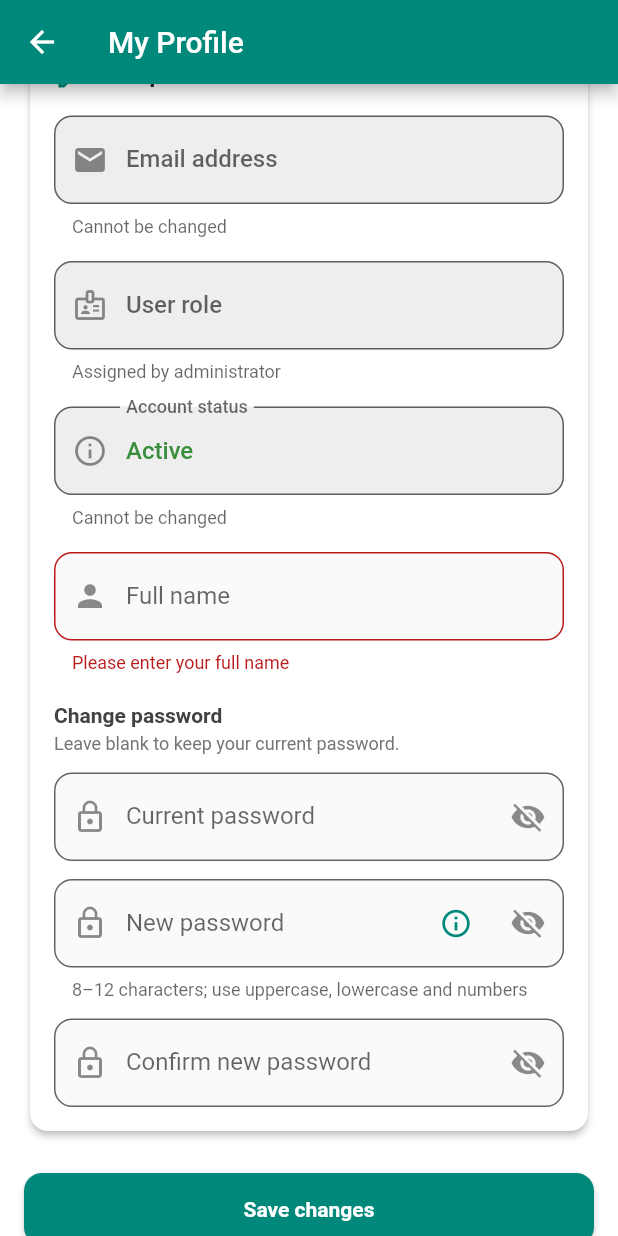
After one commit to ksrajith/foodesk, a Flutter app: the ProfileScreen screen opened by its route, scrolled down 291 dp, after a tap on "Save changes", on a phone screen of 412 x 824 dp. The commit adds this screen. Run offline on Flutter 3.47's test engine with Material 3 defaults, Android fonts, the phone set to English and light mode, and no system bars; our stand-ins replace cloud_firestore, cloud_functions, firebase_auth, firebase_core, firebase_messaging, firebase_storage and 5 more; accounts and stored records are empty; network calls fail.

Commit message:
added profile

```diff
--- a/lib/core/app_constants.dart
+++ b/lib/core/app_constants.dart
@@ -14,6 +14,7 @@ class AppConstants {
   static const String routeLogin = '/';
   static const String routeForgotPassword = '/forgot-password';
   static const String routeChangePassword = '/change-password';
+  static const String routeProfile = '/profile';
   static const String routeAdminDashboard = '/admin-dashboard';
   static const String routeAdminPendingRegistrations = '/admin-pending-registrations';
   static const String routeAdminRegistrationHistory = '/admin-registration-history';
--- a/lib/main.dart
+++ b/lib/main.dart
@@ -27,6 +27,7 @@ import 'screens/supplier_late_orders_screen.dart';
 import 'screens/customer_dashboard.dart';
 import 'screens/customer_order_history_screen.dart';
 import 'screens/pool_screen.dart';
+import 'screens/profile_screen.dart';
 
 Future<void> main() async {
   WidgetsFlutterBinding.ensureInitialized();
@@ -122,6 +123,7 @@ class MyApp extends StatelessWidget {
           final forced = args is bool ? args : false;
           return ChangePasswordScreen(isForced: forced);
         },
+        '/profile': (context) => const ProfileScreen(),
         '/admin-dashboard': (context) => const AdminDashboard(),
         '/admin-pending-registrations': (context) => const AdminPendingRegistrations(),
         '/admin-registration-history': (context) => const AdminRegistrationHistoryScreen(),
--- a/lib/screens/admin_dashboard.dart
+++ b/lib/screens/admin_dashboard.dart
@@ -35,6 +35,11 @@ class AdminDashboard extends StatelessWidget {
         backgroundColor: Colors.teal.shade600,
         foregroundColor: Colors.white,
         actions: [
+          IconButton(
+            icon: const Icon(Icons.person_outline),
+            tooltip: 'My profile',
+            onPressed: () => Navigator.pushNamed(context, '/profile'),
+          ),
           IconButton(
             icon: const Icon(Icons.logout),
             onPressed: () => signOutAndGoToLogin(context),
--- a/lib/screens/change_password_screen.dart
+++ b/lib/screens/change_password_screen.dart
@@ -1,6 +1,7 @@
 import 'package:firebase_auth/firebase_auth.dart';
 import 'package:cloud_firestore/cloud_firestore.dart';
 import 'package:flutter/material.dart';
+import '../utils/password_policy.dart';
 import '../utils/screen_helpers.dart';
 
 /// Change password (voluntary or forced after admin reset).
@@ -31,16 +32,17 @@ class _ChangePasswordScreenState extends State<ChangePasswordScreen> {
 
   String? _validatePassword(String? value) {
     if (value == null || value.isEmpty) return 'Please enter a new password';
-    if (value.length < 8) return 'Password must be at least 8 characters';
-    if (!RegExp(r'[A-Z]').hasMatch(value)) return 'Include at least one uppercase letter';
-    if (!RegExp(r'[a-z]').hasMatch(value)) return 'Include at least one lowercase letter';
-    if (!RegExp(r'[0-9]').hasMatch(value)) return 'Include at least one number';
-    return null;
+    return validateRegistrationPassword(value);
   }
 
   /// Updates Auth password and clears forced-reset flags on `users/{uid}`.
   Future<void> _save() async {
     if (!_formKey.currentState!.validate()) return;
+    final policyError = validateRegistrationPassword(_newPasswordController.text);
+    if (policyError != null) {
+      showAppSnackBar(context, message: policyError, backgroundColor: Colors.orange);
+      return;
+    }
     final user = FirebaseAuth.instance.currentUser;
     if (user == null) return;
     setState(() => _saving = true);
@@ -106,7 +108,7 @@ class _ChangePasswordScreenState extends State<ChangePasswordScreen> {
                         Text(
                           widget.isForced
                               ? 'You are using an admin-reset password. Change it now to continue.'
-                              : 'Enter a strong password with uppercase, lowercase, and number.',
+                              : '8–12 characters; use uppercase, lowercase and numbers.',
                           textAlign: TextAlign.center,
                           style: TextStyle(color: Colors.grey.shade600),
                         ),
@@ -117,9 +119,21 @@ class _ChangePasswordScreenState extends State<ChangePasswordScreen> {
                           decoration: InputDecoration(
                             labelText: 'New password',
                             prefixIcon: const Icon(Icons.lock),
-                            suffixIcon: IconButton(
-                              onPressed: () => setState(() => _obscureNew = !_obscureNew),
-                              icon: Icon(_obscureNew ? Icons.visibility_off : Icons.visibility),
+                            helperText: '8–12 characters; use uppercase, lowercase and numbers',
+                            helperMaxLines: 2,
+                            suffixIcon: Row(
+                              mainAxisSize: MainAxisSize.min,
+                              children: [
+                                IconButton(
+                                  icon: Icon(Icons.info_outline, size: 22, color: Colors.teal.shade600),
+                                  onPressed: () => showPasswordPolicyDialog(context),
+                                  tooltip: 'Password policy',
+                                ),
+                                IconButton(
+                                  onPressed: () => setState(() => _obscureNew = !_obscureNew),
+                                  icon: Icon(_obscureNew ? Icons.visibility_off : Icons.visibility),
+                                ),
+                              ],
                             ),
                             border: OutlineInputBorder(borderRadius: BorderRadius.circular(12)),
                           ),
--- a/lib/screens/customer_dashboard.dart
+++ b/lib/screens/customer_dashboard.dart
@@ -66,6 +66,11 @@ class _CustomerDashboardState extends State<CustomerDashboard> {
         backgroundColor: Colors.teal.shade600,
         foregroundColor: Colors.white,
         actions: [
+          IconButton(
+            icon: const Icon(Icons.person_outline),
+            tooltip: 'My profile',
+            onPressed: () => Navigator.pushNamed(context, '/profile'),
+          ),
           IconButton(
             icon: const Icon(Icons.notifications_active),
             tooltip: 'Test notification',
--- /dev/null
+++ b/lib/screens/profile_screen.dart
@@ -0,0 +1,489 @@
+import 'package:cloud_firestore/cloud_firestore.dart';
+import 'package:firebase_auth/firebase_auth.dart';
+import 'package:flutter/material.dart';
+import '../core/app_constants.dart';
+import '../utils/date_time_utils.dart';
+import '../utils/password_policy.dart';
+import '../utils/screen_helpers.dart';
+
+/// Profile for any signed-in role: view account/registration info; update name and password.
+class ProfileScreen extends StatefulWidget {
+  const ProfileScreen({Key? key}) : super(key: key);
+
+  @override
+  State<ProfileScreen> createState() => _ProfileScreenState();
+}
+
+class _ProfileScreenState extends State<ProfileScreen> {
+  final _formKey = GlobalKey<FormState>();
+  final _nameController = TextEditingController();
+  final _currentPasswordController = TextEditingController();
+  final _newPasswordController = TextEditingController();
+  final _confirmPasswordController = TextEditingController();
+
+  bool _saving = false;
+  bool _obscureCurrent = true;
+  bool _obscureNew = true;
+  bool _obscureConfirm = true;
+  bool _nameInitialized = false;
+
+  @override
+  void dispose() {
+    _nameController.dispose();
+    _currentPasswordController.dispose();
+    _newPasswordController.dispose();
+    _confirmPasswordController.dispose();
+    super.dispose();
+  }
+
+  String? _validateName(String? value) {
+    if (value == null || value.trim().isEmpty) return 'Please enter your full name';
+    return null;
+  }
+
+  String? _validateNewPassword(String? value) {
+    if (!_wantsPasswordChange) return null;
+    if (value == null || value.isEmpty) return 'Please enter a new password';
+    return validateRegistrationPassword(value);
+  }
+
+  bool get _wantsPasswordChange {
+    final current = _currentPasswordController.text;
+    final newPw = _newPasswordController.text;
+    final confirm = _confirmPasswordController.text;
+    return current.isNotEmpty || newPw.isNotEmpty || confirm.isNotEmpty;
+  }
+
+  Future<void> _saveProfile({
+    required String uid,
+    required String? currentName,
+    required String email,
+  }) async {
+    if (!_formKey.currentState!.validate()) return;
+
+    final user = FirebaseAuth.instance.currentUser;
+    if (user == null) return;
+
+    final newName = _nameController.text.trim();
+    final nameChanged = newName != (currentName ?? '').trim();
+
+    if (!nameChanged && !_wantsPasswordChange) {
+      showAppSnackBar(context, message: 'No changes to save.');
+      return;
+    }
+
+    if (_wantsPasswordChange) {
+      if (email.isEmpty || !email.contains('@')) {
+        showAppSnackBar(context, message: 'Cannot change password: no email on this account.', backgroundColor: Colors.red);
+        return;
+      }
+      if (_currentPasswordController.text.isEmpty) {
+        showAppSnackBar(context, message: 'Enter your current password to change it.', backgroundColor: Colors.orange);
+        return;
+      }
+      if (_newPasswordController.text.isEmpty || _confirmPasswordController.text.isEmpty) {
+        showAppSnackBar(context, message: 'Enter and confirm your new password.', backgroundColor: Colors.orange);
+        return;
+      }
+      final policyError = validateRegistrationPassword(_newPasswordController.text);
+      if (policyError != null) {
+        showAppSnackBar(context, message: policyError, backgroundColor: Colors.orange);
+        return;
+      }
+    }
+
+    setState(() => _saving = true);
+    try {
+      if (_wantsPasswordChange) {
+        final credential = EmailAuthProvider.credential(
+          email: user.email ?? email,
+          password: _currentPasswordController.text,
+        );
+        await user.reauthenticateWithCredential(credential);
+        await user.updatePassword(_newPasswordController.text);
+        await FirebaseFirestore.instance.collection(AppConstants.collectionUsers).doc(uid).set({
+          'mustChangePassword': false,
+          'passwordResetAt': null,
+          'passwordResetBy': null,
+          'updatedAt': FieldValue.serverTimestamp(),
+        }, SetOptions(merge: true));
+        _currentPasswordController.clear();
+        _newPasswordController.clear();
+        _confirmPasswordController.clear();
+      }
+
+      if (nameChanged) {
+        await user.updateDisplayName(newName);
+        await FirebaseFirestore.instance.collection(AppConstants.collectionUsers).doc(uid).set({
+          'name': newName,
+          'updatedAt': FieldValue.serverTimestamp(),
+        }, SetOptions(merge: true));
+      }
+
+      if (!mounted) return;
+      showAppSnackBar(context, message: 'Profile updated successfully.', backgroundColor: Colors.green);
+    } on FirebaseAuthException catch (e) {
+      if (!mounted) return;
+      final msg = e.code == 'wrong-password'
+          ? 'Current password is incorrect.'
+          : e.code == 'requires-recent-login'
+              ? 'Please sign out, sign in again, then retry.'
+              : (e.message ?? 'Failed to update profile');
+      showAppSnackBar(context, message: msg, backgroundColor: Colors.red);
+    } catch (e) {
+      if (!mounted) return;
+      showAppSnackBar(context, message: 'Failed: $e', backgroundColor: Colors.red);
+    } finally {
+      if (mounted) setState(() => _saving = false);
+    }
+  }
+
+  @override
+  Widget build(BuildContext context) {
+    final authUser = FirebaseAuth.instance.currentUser;
+    if (authUser == null) {
+      return Scaffold(
+        appBar: AppBar(title: const Text('Profile'), backgroundColor: Colors.teal.shade600, foregroundColor: Colors.white),
+        body: const Center(child: Text('Not signed in')),
+      );
+    }
+
+    final uid = authUser.uid;
+    final authEmail = authUser.email ?? '—';
+
+    return Scaffold(
+      appBar: AppBar(
+        title: const Text('My Profile'),
+        backgroundColor: Colors.teal.shade600,
+        foregroundColor: Colors.white,
+      ),
+      body: StreamBuilder<DocumentSnapshot<Map<String, dynamic>>>(
+        stream: FirebaseFirestore.instance.collection(AppConstants.collectionUsers).doc(uid).snapshots(),
+        builder: (context, userSnap) {
+          if (userSnap.connectionState == ConnectionState.waiting && !userSnap.hasData) {
+            return const Center(child: CircularProgressIndicator());
+          }
+
+          final userData = userSnap.data?.data();
+          final name = userData?['name'] as String? ?? authUser.displayName ?? '';
+          if (!_nameInitialized) {
+            _nameController.text = name;
+            _nameInitialized = true;
+          }
+
+          final role = (userData?['role'] as String?) ?? 'Customer';
+          final accountStatus = _formatAccountStatus(userData?['accountStatus'] as String?);
+
+          return StreamBuilder<DocumentSnapshot<Map<String, dynamic>>>(
+            stream: FirebaseFirestore.instance.collection(AppConstants.collectionRegistrationRequests).doc(uid).snapshots(),
+            builder: (context, regSnap) {
+              final regData = regSnap.data?.exists == true ? regSnap.data!.data() : null;
+
+              return SingleChildScrollView(
+                padding: const EdgeInsets.all(16),
+                child: Form(
+                  key: _formKey,
+                  child: Column(
+                    crossAxisAlignment: CrossAxisAlignment.stretch,
+                    children: [
+                      _sectionCard(
+                        title: 'Registration details',
+                        icon: Icons.assignment_outlined,
+                        children: _registrationRows(regData),
+                      ),
+                      const SizedBox(height: 16),
+                      _sectionCard(
+                        title: 'Edit profile',
+                        icon: Icons.edit_outlined,
+                        children: [
+                          _readonlyFormField(
+                            label: 'Email address',
+                            value: authEmail,
+                            icon: Icons.email,
+                            helperText: 'Cannot be changed',
+                          ),
+                          const SizedBox(height: 16),
+                          _readonlyFormField(
+                            label: 'User role',
+                            value: role,
+                            icon: Icons.badge_outlined,
+                            helperText: 'Assigned by administrator',
+                            valueColor: Colors.teal.shade800,
+                          ),
+                          const SizedBox(height: 16),
+                          _readonlyFormField(
+                            label: 'Account status',
+                            value: accountStatus,
+                            icon: Icons.info_outline,
+                            helperText: 'Cannot be changed',
+                            valueColor: _statusColor(accountStatus),
+                          ),
+                          const SizedBox(height: 16),
+                          TextFormField(
+                            controller: _nameController,
+                            textCapitalization: TextCapitalization.words,
+                            decoration: InputDecoration(
+                              labelText: 'Full name',
+                              prefixIcon: const Icon(Icons.person),
+                              border: OutlineInputBorder(borderRadius: BorderRadius.circular(12)),
+                              filled: true,
+                              fillColor: Colors.grey.shade50,
+                            ),
+                            validator: _validateName,
+                          ),
+                          const SizedBox(height: 20),
+                          Text('Change password', style: TextStyle(fontWeight: FontWeight.w600, color: Colors.grey.shade800)),
+                          const SizedBox(height: 4),
+                          Text(
+                            'Leave blank to keep your current password.',
+                            style: TextStyle(fontSize: 12, color: Colors.grey.shade600),
+                          ),
+                          const SizedBox(height: 12),
+                          TextFormField(
+                            controller: _currentPasswordController,
+                            obscureText: _obscureCurrent,
+                            decoration: _passwordDecoration(
+                              label: 'Current password',
+                              obscure: _obscureCurrent,
+                              onToggle: () => setState(() => _obscureCurrent = !_obscureCurrent),
+                            ),
+                          ),
+                          const SizedBox(height: 12),
+                          TextFormField(
+                            controller: _newPasswordController,
+                            obscureText: _obscureNew,
+                            decoration: _passwordDecoration(
+                              label: 'New password',
+                              obscure: _obscureNew,
+                              onToggle: () => setState(() => _obscureNew = !_obscureNew),
+                              helperText: '8–12 characters; use uppercase, lowercase and numbers',
+                              onPolicyInfo: () => showPasswordPolicyDialog(context),
+                            ),
+                            validator: _validateNewPassword,
+                          ),
+                          const SizedBox(height: 12),
+                          TextFormField(
+                            controller: _confirmPasswordController,
+                            obscureText: _obscureConfirm,
+                            decoration: _passwordDecoration(
+                              label: 'Confirm new password',
+                              obscure: _obscureConfirm,
+                              onToggle: () => setState(() => _obscureConfirm = !_obscureConfirm),
+                            ),
+                            validator: (value) {
+                              if (!_wantsPasswordChange) return null;
+                              if (value == null || value.isEmpty) return 'Please confirm your new password';
+                              if (value != _newPasswordController.text) return 'Passwords do not match';
+                              return null;
+                            },
+                          ),
+                        ],
+                      ),
+                      const SizedBox(height: 24),
+                      SizedBox(
+                        height: 48,
+                        child: ElevatedButton(
+                          onPressed: _saving ? null : () => _saveProfile(uid: uid, currentName: name, email: authEmail),
+                          style: ElevatedButton.styleFrom(
+                            backgroundColor: Colors.teal.shade600,
+                            shape: RoundedRectangleBorder(borderRadius: BorderRadius.circular(12)),
+                          ),
+                          child: _saving
+                              ? const SizedBox(
+                                  height: 22,
+                                  width: 22,
+                                  child: CircularProgressIndicator(strokeWidth: 2, color: Colors.white),
+                                )
+                              : const Text('Save changes', style: TextStyle(color: Colors.white, fontWeight: FontWeight.bold)),
+                        ),
+                      ),
+                    ],
+                  ),
+                ),
+              );
+            },
+          );
+        },
+      ),
+    );
+  }
+
+  static String _formatAccountStatus(String? raw) {
+    if (raw == null || raw.trim().isEmpty) return 'Active';
+    final lower = raw.toLowerCase();
+    if (lower == 'deactivated') return 'Deactivated';
+    return raw[0].toUpperCase() + raw.substring(1);
+  }
+
+  static Color? _statusColor(String status) {
+    if (status.toLowerCase() == 'deactivated') return Colors.red.shade700;
+    return Colors.green.shade700;
+  }
+
+  static String _formatRegistrationStatus(String? status) {
+    final s = (status ?? 'unknown').toLowerCase();
+    switch (s) {
+      case 'pending':
+        return 'Pending approval';
+      case 'approved':
+        return 'Approved';
+      case 'rejected':
+        return 'Rejected';
+      default:
+        return status ?? '—';
+    }
+  }
+
+  List<Widget> _registrationRows(Map<String, dynamic>? reg) {
+    if (reg == null) {
+      return [
+        Text(
+          'No registration request found for this account.',
+          style: TextStyle(color: Colors.grey.shade600),
+        ),
+      ];
+    }
+
+    final status = _formatRegistrationStatus(reg['status'] as String?);
+    final requestedRole = reg['requestedRole'] as String? ?? '—';
+    final approvedRole = reg['approvedRole'] as String?;
+    final adminComment = reg['adminComment'] as String? ?? '';
+    final createdAt = DateTimeUtils.formatAny(reg['createdAt']);
+    final respondedAt = DateTimeUtils.formatAny(reg['respondedAt']);
+    final respondedBy = reg['respondedByEmail'] as String? ?? reg['respondedByName'] as String? ?? '—';
+
+    return [
+      _readOnlyRow('Registration status', status, valueColor: _registrationStatusColor(reg['status'] as String?)),
+      _readOnlyRow('Requested role', requestedRole),
+      if (approvedRole != null && approvedRole.isNotEmpty) _readOnlyRow('Approved role', approvedRole),
+      _readOnlyRow('Submitted', createdAt),
+      if ((reg['status'] as String? ?? '').toLowerCase() != 'pending') ...[
+        _readOnlyRow('Reviewed', respondedAt),
+        _readOnlyRow('Reviewed by', respondedBy),
+      ],
+      if (adminComment.isNotEmpty) _readOnlyRow('Admin comment', adminComment),
+    ];
+  }
+
+  static Color? _registrationStatusColor(String? status) {
+    switch ((status ?? '').toLowerCase()) {
+      case 'approved':
+        return Colors.green.shade700;
+      case 'rejected':
+        return Colors.red.shade700;
+      case 'pending':
+        return Colors.orange.shade800;
+      default:
+        return null;
+    }
+  }
+
+  Widget _sectionCard({
+    required String title,
+    required IconData icon,
+    required List<Widget> children,
+  }) {
+    return Card(
+      elevation: 2,
+      shape: RoundedRectangleBorder(borderRadius: BorderRadius.circular(12)),
+      child: Padding(
+        padding: const EdgeInsets.all(16),
+        child: Column(
+          crossAxisAlignment: CrossAxisAlignment.stretch,
+          children: [
+            Row(
+              children: [
+                Icon(icon, color: Colors.teal.shade600),
+                const SizedBox(width: 8),
+                Text(title, style: const TextStyle(fontSize: 16, fontWeight: FontWeight.bold)),
+              ],
+            ),
+            const SizedBox(height: 16),
+            ...children,
+          ],
+        ),
+      ),
+    );
+  }
+
+  Widget _readonlyFormField({
+    required String label,
+    required String value,
+    required IconData icon,
+    String? helperText,
+    Color? valueColor,
+  }) {
+    return TextFormField(
+      readOnly: true,
+      enableInteractiveSelection: true,
+      initialValue: value,
+      style: TextStyle(
+        color: valueColor ?? Colors.black87,
+        fontWeight: FontWeight.w500,
+      ),
+      decoration: InputDecoration(
+        labelText: label,
+        prefixIcon: Icon(icon),
+        border: OutlineInputBorder(borderRadius: BorderRadius.circular(12)),
+        filled: true,
+        fillColor: Colors.grey.shade200,
+        helperText: helperText,
+        helperMaxLines: 1,
+      ),
+    );
+  }
+
+  Widget _readOnlyRow(String label, String value, {Color? valueColor}) {
+    return Padding(
+      padding: const EdgeInsets.only(bottom: 12),
+      child: Row(
+        crossAxisAlignment: CrossAxisAlignment.start,
+        children: [
+          SizedBox(
+            width: 130,
+            child: Text(label, style: TextStyle(fontSize: 13, color: Colors.grey.shade700, fontWeight: FontWeight.w500)),
+          ),
+          Expanded(
+            child: Text(
+              value,
+              style: TextStyle(fontSize: 14, fontWeight: FontWeight.w600, color: valueColor ?? Colors.black87),
+            ),
+          ),
+        ],
+      ),
+    );
+  }
+
+  InputDecoration _passwordDecoration({
+    required String label,
+    required bool obscure,
+    required VoidCallback onToggle,
+    String? helperText,
+    VoidCallback? onPolicyInfo,
+  }) {
+    return InputDecoration(
+      labelText: label,
+      prefixIcon: const Icon(Icons.lock_outline),
+      helperText: helperText,
+      helperMaxLines: 2,
+      suffixIcon: Row(
+        mainAxisSize: MainAxisSize.min,
+        children: [
+          if (onPolicyInfo != null)
+            IconButton(
+              icon: Icon(Icons.info_outline, size: 22, color: Colors.teal.shade600),
+              onPressed: onPolicyInfo,
+              tooltip: 'Password policy',
+            ),
+          IconButton(
+            onPressed: onToggle,
+            icon: Icon(obscure ? Icons.visibility_off : Icons.visibility),
+          ),
+        ],
+      ),
+      border: OutlineInputBorder(borderRadius: BorderRadius.circular(12)),
+      filled: true,
+      fillColor: Colors.grey.shade50,
+    );
+  }
+}
--- a/lib/screens/supplier_dashboard.dart
+++ b/lib/screens/supplier_dashboard.dart
@@ -31,6 +31,11 @@ class _SupplierDashboardState extends State<SupplierDashboard> {
         backgroundColor: Colors.teal.shade600,
         foregroundColor: Colors.white,
         actions: [
+          IconButton(
+            icon: const Icon(Icons.person_outline),
+            tooltip: 'My profile',
+            onPressed: () => Navigator.pushNamed(context, '/profile'),
+          ),
           IconButton(
             icon: const Icon(Icons.logout),
             onPressed: () => signOutAndGoToLogin(context),
```
